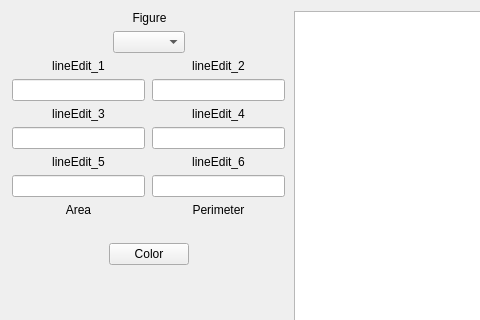
Old version of the form experiments/training/widget.ui in the repository kudroma/SimpleApplication; both pictures show x 0 to 480 and y 0 to 320 of the 827 by 513 pixel window.
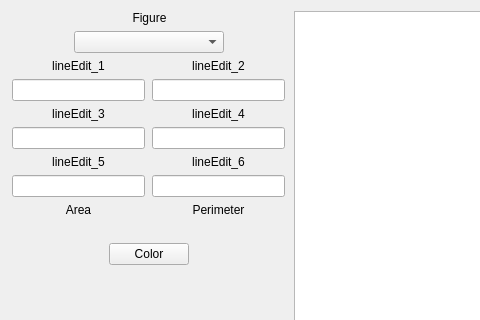
New version of the form.

The edit to the form file:
```diff
--- a/experiments/training/widget.ui
+++ b/experiments/training/widget.ui
@@ -83,6 +83,18 @@
                <verstretch>0</verstretch>
               </sizepolicy>
              </property>
+             <property name="minimumSize">
+              <size>
+               <width>150</width>
+               <height>0</height>
+              </size>
+             </property>
+             <property name="maximumSize">
+              <size>
+               <width>150</width>
+               <height>16777215</height>
+              </size>
+             </property>
              <property name="currentText">
               <string/>
              </property>
```
